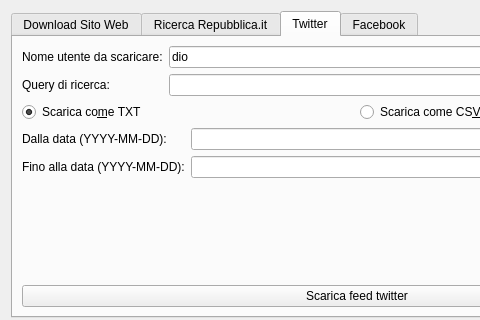
This is forms/url2corpus.ui in zorbaproject/Bran as Qt 5 draws it before an edit; both pictures show x 0 to 480 and y 0 to 320 of the 714 by 670 pixel window. The edited form follows.
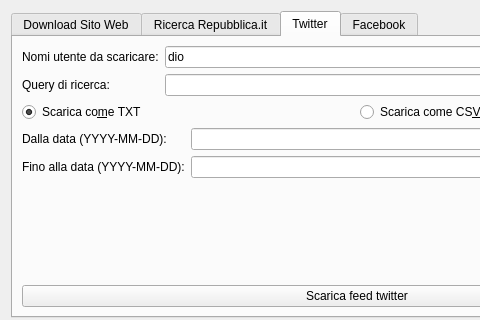
This is the edited form. The open tabs and pages were chosen to show the change.

Diff of the .ui file:
```diff
--- a/forms/url2corpus.ui
+++ b/forms/url2corpus.ui
@@ -279,7 +279,7 @@
          <item row="0" column="0">
           <widget class="QLabel" name="label_15">
            <property name="text">
-            <string>Nome utente da scaricare:</string>
+            <string>Nomi utente da scaricare:</string>
            </property>
           </widget>
          </item>
```
